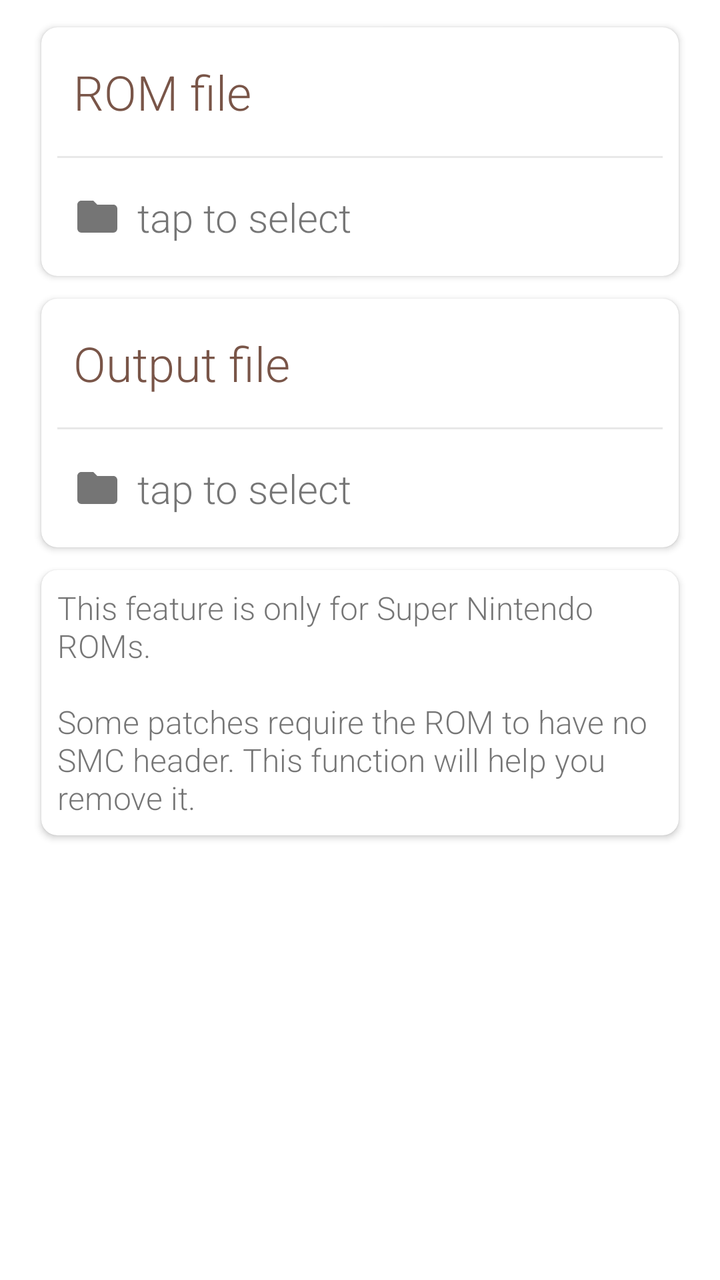
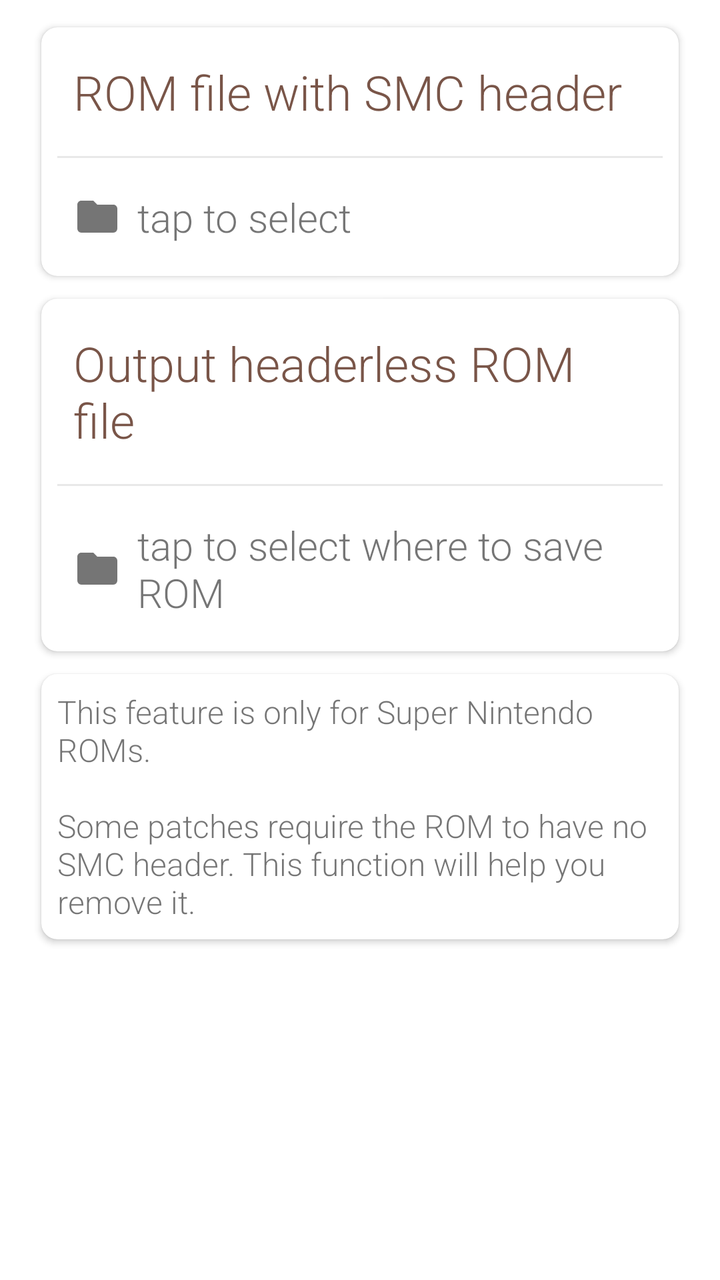

Before-and-after screenshots of an Android layout around one commit, followed by the original layout XML and the change that was made.
<!-- AndroidManifest.xml: application theme AppTheme.NoActionBar -->
<!-- res/layout/snes_smc_header_fragment.xml -->
<?xml version="1.0" encoding="utf-8"?>
<ScrollView
    xmlns:android="http://schemas.android.com/apk/res/android"
    android:layout_width="match_parent"
    android:layout_height="match_parent"
    android:layout_alignParentTop="true">

    <LinearLayout
        style="@style/CardsHolder">

        <androidx.cardview.widget.CardView
            android:id="@+id/romCardView"
            style="@style/Card.Clickable">

            <LinearLayout
                android:layout_width="match_parent"
                android:layout_height="match_parent"
                android:orientation="vertical"
                android:padding="@dimen/card_padding">

                <TextView
                    android:id="@+id/romLabel"
                    android:layout_width="wrap_content"
                    android:layout_height="wrap_content"
                    android:fontFamily="sans-serif-light"
                    android:padding="8dp"
                    android:text="@string/main_activity_rom_file"
                    android:textColor="@color/colorCardHeaderText"
                    android:textSize="24sp"/>

                <View
                    android:id="@+id/romLine"
                    android:layout_width="match_parent"
                    android:layout_height="@dimen/card_line_height"
                    android:layout_marginTop="@dimen/card_line_margin"
                    android:layout_marginBottom="@dimen/card_line_margin"
                    android:background="@color/colorCardLine"/>

                <TextView
                    android:id="@+id/romNameTextView"
                    android:layout_width="match_parent"
                    android:layout_height="wrap_content"
                    android:drawableStart="@drawable/folder"
                    android:drawablePadding="8dp"
                    android:fontFamily="sans-serif-light"
                    android:padding="8dp"
                    android:text="@string/main_activity_tap_to_select"
                    android:textSize="20sp"/>
            </LinearLayout>

        </androidx.cardview.widget.CardView>

        <androidx.cardview.widget.CardView
            android:id="@+id/outputCardView"
            style="@style/Card.Clickable">

            <LinearLayout
                android:layout_width="match_parent"
                android:layout_height="match_parent"
                android:orientation="vertical"
                android:padding="@dimen/card_padding">

                <TextView
                    android:id="@+id/outputLabel"
                    android:layout_width="wrap_content"
                    android:layout_height="wrap_content"
                    android:fontFamily="sans-serif-light"
                    android:padding="8dp"
                    android:text="@string/main_activity_output_file"
                    android:textColor="@color/colorCardHeaderText"
                    android:textSize="24sp"/>

                <View
                    android:id="@+id/outputLine"
                    android:layout_width="match_parent"
                    android:layout_height="@dimen/card_line_height"
                    android:layout_marginTop="@dimen/card_line_margin"
                    android:layout_marginBottom="@dimen/card_line_margin"
                    android:background="@color/colorCardLine"/>

                <TextView
                    android:id="@+id/outputNameTextView"
                    android:layout_width="match_parent"
                    android:layout_height="wrap_content"
                    android:drawableStart="@drawable/folder"
                    android:drawablePadding="8dp"
                    android:fontFamily="sans-serif-light"
                    android:padding="8dp"
                    android:text="@string/main_activity_tap_to_select"
                    android:textSize="20sp"/>
            </LinearLayout>

        </androidx.cardview.widget.CardView>

        <androidx.cardview.widget.CardView
            android:id="@+id/helpCardView"
            style="@style/Card">

            <TextView
                android:id="@+id/headerInfoTextView"
                android:layout_width="match_parent"
                android:layout_height="wrap_content"
                android:fontFamily="sans-serif-light"
                android:padding="@dimen/card_padding"
                android:text="@string/snes_smc_header_help"
                android:textSize="16sp"/>

        </androidx.cardview.widget.CardView>

    </LinearLayout>
</ScrollView>
<!-- resources referenced by this layout -->
<resources>
  <color name="colorCardHeaderText">#795548</color>
  <color name="colorCardLine">#e8e8e8</color>
  <dimen name="card_line_height">1dp</dimen>
  <dimen name="card_line_margin">8dp</dimen>
  <dimen name="card_padding">8dp</dimen>
  <!-- drawable folder (drawable) -->
  <vector xmlns:android="http://schemas.android.com/apk/res/android"
      android:height="24dp"
      android:width="24dp"
      android:viewportWidth="24"
      android:viewportHeight="24">
      <path android:fillColor="#757575" android:pathData="M10,4H4C2.89,4 2,4.89 2,6V18A2,2 0 0,0 4,20H20A2,2 0 0,0 22,18V8C22,6.89 21.1,6 20,6H12L10,4Z" />
  </vector>
  <string name="main_activity_output_file">Output file</string>
  <string name="main_activity_rom_file">ROM file</string>
  <string name="main_activity_tap_to_select">tap to select</string>
  <string name="snes_smc_header_help">This feature is only for Super Nintendo ROMs.\n\nSome patches require the ROM to have no SMC header. This function will help you remove it.</string>
  <style name="Card">
          <item name="android:layout_gravity">center</item>
          <item name="android:layout_width">match_parent</item>
          <item name="android:layout_height">wrap_content</item>
          <item name="cardBackgroundColor">@color/colorCardBackground</item>
          <item name="cardElevation">@dimen/card_elevation</item>
          <item name="cardCornerRadius">@dimen/card_corner_radius</item>
          <item name="cardUseCompatPadding">true</item>
      </style>
  <style name="Card.Clickable" parent="Card">
          <item name="android:focusable">true</item>
          <item name="android:clickable">true</item>
          <item name="android:foreground">?attr/selectableItemBackground</item>
      </style>
  <style name="CardsHolder">
          <item name="android:orientation">vertical</item>
          <item name="android:layout_width">match_parent</item>
          <item name="android:layout_height">wrap_content</item>
          <item name="android:layout_marginTop">@dimen/content_top_margin</item>
          <item name="android:layout_marginLeft">@dimen/content_left_margin</item>
          <item name="android:layout_marginRight">@dimen/content_right_margin</item>
      </style>
  <style name="AppTheme.NoActionBar">
          <item name="windowActionBar">false</item>
          <item name="windowNoTitle">true</item>
      </style>
  <color name="colorCardBackground">@android:color/white</color>
  <dimen name="card_elevation">2dp</dimen>
  <dimen name="card_corner_radius">8dp</dimen>
  <dimen name="content_top_margin">8dp</dimen>
  <dimen name="content_left_margin">16dp</dimen>
  <dimen name="content_right_margin">16dp</dimen>
</resources>

<!-- the commit's change to res/layout/snes_smc_header_fragment.xml (unified diff, before → after) -->
@@ -24,7 +24,7 @@
                     android:layout_height="wrap_content"
                     android:fontFamily="sans-serif-light"
                     android:padding="8dp"
-                    android:text="@string/main_activity_rom_file"
+                    android:text="@string/main_activity_rom_with_smc_file"
                     android:textColor="@color/colorCardHeaderText"
                     android:textSize="24sp"/>
 
@@ -66,7 +66,7 @@
                     android:layout_height="wrap_content"
                     android:fontFamily="sans-serif-light"
                     android:padding="8dp"
-                    android:text="@string/main_activity_output_file"
+                    android:text="@string/main_activity_rom_without_smc_file"
                     android:textColor="@color/colorCardHeaderText"
                     android:textSize="24sp"/>
 
@@ -86,7 +86,7 @@
                     android:drawablePadding="8dp"
                     android:fontFamily="sans-serif-light"
                     android:padding="8dp"
-                    android:text="@string/main_activity_tap_to_select"
+                    android:text="@string/main_activity_tap_to_select_where_to_save_rom"
                     android:textSize="20sp"/>
             </LinearLayout>
 
<!-- resource entries referenced after the edit -->
@@ -13,9 +13,10 @@
       android:viewportHeight="24">
       <path android:fillColor="#757575" android:pathData="M10,4H4C2.89,4 2,4.89 2,6V18A2,2 0 0,0 4,20H20A2,2 0 0,0 22,18V8C22,6.89 21.1,6 20,6H12L10,4Z" />
   </vector>
-  <string name="main_activity_output_file">Output file</string>
-  <string name="main_activity_rom_file">ROM file</string>
+  <string name="main_activity_rom_with_smc_file">ROM file with SMC header</string>
+  <string name="main_activity_rom_without_smc_file">Output headerless ROM file</string>
   <string name="main_activity_tap_to_select">tap to select</string>
+  <string name="main_activity_tap_to_select_where_to_save_rom">tap to select where to save ROM</string>
   <string name="snes_smc_header_help">This feature is only for Super Nintendo ROMs.\n\nSome patches require the ROM to have no SMC header. This function will help you remove it.</string>
   <style name="Card">
           <item name="android:layout_gravity">center</item>
